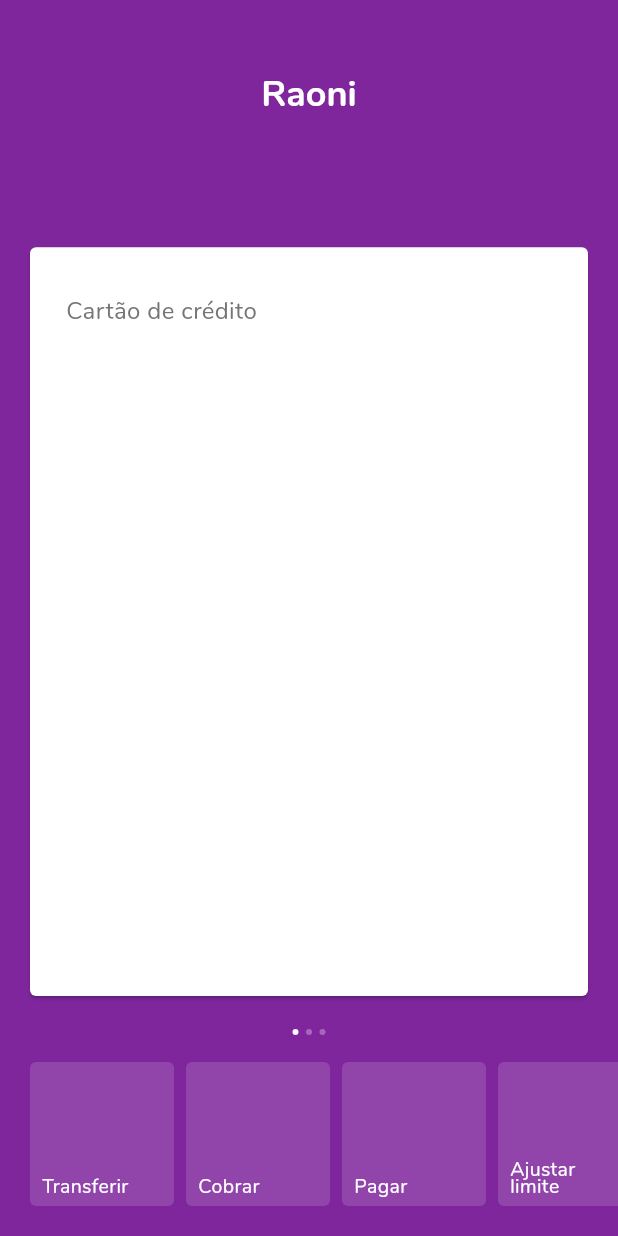
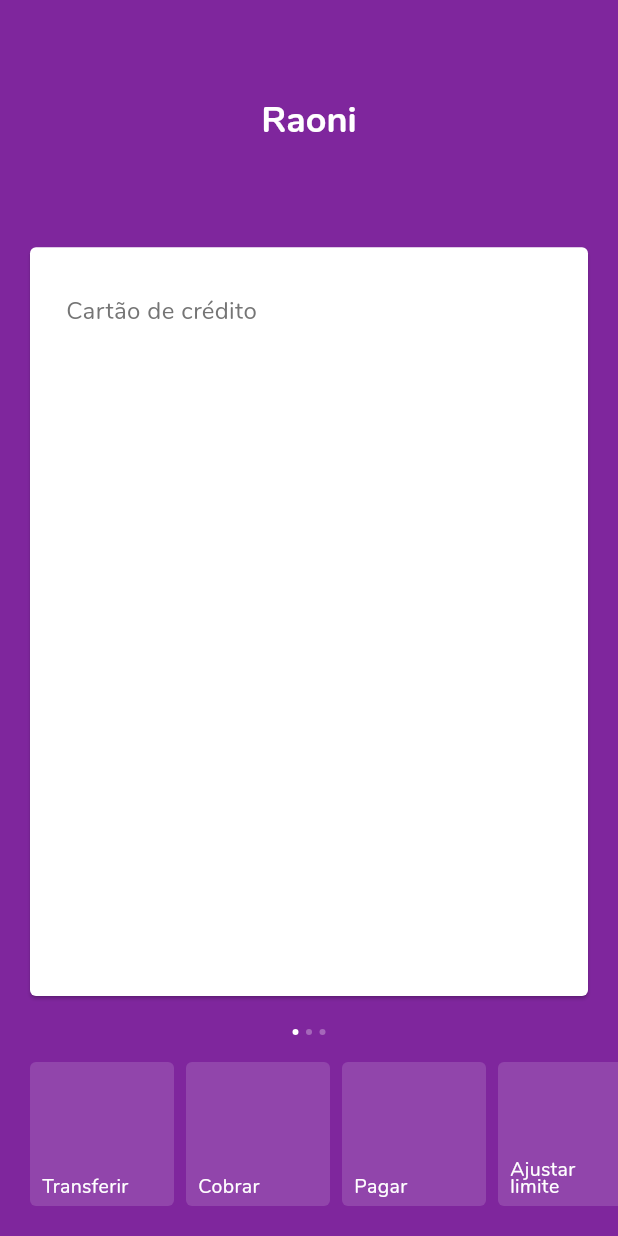
Before and after one commit to raonidemarchi/nubank-clone-flutter, a Flutter app: the screen it shows after launch, on a phone screen of 412 x 824 dp. Run offline on Flutter 3.47's test engine with Material 2 defaults, Android fonts, the phone set to English and light mode, and no system bars; drawn by our look-alikes of carousel_slider.

Commit message:
Fix the home page widgets layout

```diff
--- a/lib/screens/home/components/carousel/carousel.dart
+++ b/lib/screens/home/components/carousel/carousel.dart
@@ -19,6 +19,7 @@ class _Carousel extends State<Carousel> {
   @override
   Widget build(BuildContext context) {
     return Column(
+      mainAxisAlignment: MainAxisAlignment.center,
       children: [
         CarouselSlider(
           height: (MediaQuery.of(context).size.height - 190) * .8,
--- a/lib/screens/home/home.dart
+++ b/lib/screens/home/home.dart
@@ -9,42 +9,34 @@ class Home extends StatelessWidget {
 
     return Scaffold(
       body: SafeArea(
-        child: Stack(children: [
-          Positioned(
-            left: 0,
-            right: 0,
-            height: (MediaQuery.of(context).size.height - 190) * .2,
-            child: Column(
-              mainAxisAlignment: MainAxisAlignment.center,
-              children: [
-                Text(
+        child: Column(
+          mainAxisAlignment: MainAxisAlignment.end,
+          children: [
+            Expanded(
+              child: Center(
+                child: Text(
                   'Raoni',
                   style: Theme.of(context).textTheme.display4,
                 ),
-              ],
+              ),
             ),
-          ),
 
-          Positioned(
-            left: 0,
-            right: 0,
-            bottom: 124,
-            child: Column(
-              mainAxisAlignment: MainAxisAlignment.center,
-              mainAxisSize: MainAxisSize.max,
-              children: [
-                Carousel(),
-              ],
+            ConstrainedBox(
+              constraints: BoxConstraints(
+                minHeight: 200,
+              ),
+              child: Transform.translate(
+                offset: Offset(0, 0),
+                child: Carousel(),
+              ),
             ),
-          ),
 
-          Positioned(
-            left: 0,
-            right: 0,
-            bottom: 16,
-            child: HorizontalMenu(),
-          ),
-        ]),
+            Container(
+              padding: EdgeInsets.only(bottom: 16, top: 4),
+              child: HorizontalMenu(),
+            ),
+          ],
+        ),
       ),
     );
   }
```
